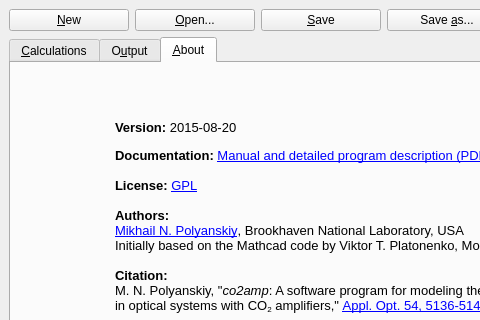
Qt form co2amp-shell/mainwindow.ui (polyanskiy/co2amp) before a commit; both pictures show x 0 to 480 and y 0 to 320 of the 772 by 515 pixel window.
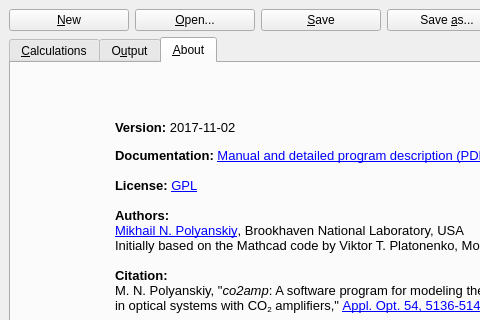
The same form after that commit. The open tabs and pages were chosen to show the change. Icons and pictures are not drawn.

What changed in the file:
```diff
--- a/co2amp-shell/mainwindow.ui
+++ b/co2amp-shell/mainwindow.ui
@@ -2925,7 +2925,7 @@
 &lt;html&gt;&lt;head&gt;&lt;meta name=&quot;qrichtext&quot; content=&quot;1&quot; /&gt;&lt;style type=&quot;text/css&quot;&gt;
 p, li { white-space: pre-wrap; }
 &lt;/style&gt;&lt;/head&gt;&lt;body style=&quot; font-family:'MS Shell Dlg 2'; font-size:8pt; font-weight:400; font-style:normal;&quot;&gt;
-&lt;p style=&quot; margin-top:0px; margin-bottom:0px; margin-left:0px; margin-right:0px; -qt-block-indent:0; text-indent:0px;&quot;&gt;&lt;span style=&quot; font-size:10pt; font-weight:600;&quot;&gt;Version: &lt;/span&gt;&lt;span style=&quot; font-size:10pt;&quot;&gt;2015-08-20&lt;br /&gt;&lt;/span&gt;&lt;/p&gt;
+&lt;p style=&quot; margin-top:0px; margin-bottom:0px; margin-left:0px; margin-right:0px; -qt-block-indent:0; text-indent:0px;&quot;&gt;&lt;span style=&quot; font-size:10pt; font-weight:600;&quot;&gt;Version: &lt;/span&gt;&lt;span style=&quot; font-size:10pt;&quot;&gt;2017-11-02&lt;br /&gt;&lt;/span&gt;&lt;/p&gt;
 &lt;p style=&quot; margin-top:0px; margin-bottom:0px; margin-left:0px; margin-right:0px; -qt-block-indent:0; text-indent:0px;&quot;&gt;&lt;span style=&quot; font-size:10pt; font-weight:600;&quot;&gt;Documentation: &lt;/span&gt;&lt;a href=&quot;https://github.com/polyanskiy/co2amp/blob/master/doc/tex/co2amp.pdf?raw=true&quot;&gt;&lt;span style=&quot; font-size:10pt; text-decoration: underline; color:#0000ff;&quot;&gt;Manual and detailed program description (PDF)&lt;/span&gt;&lt;/a&gt;&lt;/p&gt;
 &lt;p style=&quot; margin-top:0px; margin-bottom:0px; margin-left:0px; margin-right:0px; -qt-block-indent:0; text-indent:0px;&quot;&gt;&lt;span style=&quot; font-size:10pt;&quot;&gt;&lt;br /&gt;&lt;/span&gt;&lt;span style=&quot; font-size:10pt; font-weight:600;&quot;&gt;License: &lt;/span&gt;&lt;a href=&quot;http://www.gnu.org/licenses/gpl.html&quot;&gt;&lt;span style=&quot; font-size:10pt; text-decoration: underline; color:#0000ff;&quot;&gt;GPL&lt;/span&gt;&lt;/a&gt;&lt;/p&gt;
 &lt;p style=&quot; margin-top:0px; margin-bottom:0px; margin-left:0px; margin-right:0px; -qt-block-indent:0; text-indent:0px;&quot;&gt;&lt;span style=&quot; font-size:10pt;&quot;&gt;&lt;br /&gt;&lt;/span&gt;&lt;span style=&quot; font-size:10pt; font-weight:600;&quot;&gt;Authors:&lt;/span&gt;&lt;span style=&quot; font-size:10pt;&quot;&gt;&lt;br /&gt;&lt;/span&gt;&lt;a href=&quot;mailto:Mikhail Polyanskiy &amp;lt;polyanskiy@bnl.gov&amp;gt;&quot;&gt;&lt;span style=&quot; font-size:10pt; text-decoration: underline; color:#0000ff;&quot;&gt;Mikhail N. Polyanskiy&lt;/span&gt;&lt;/a&gt;&lt;span style=&quot; font-size:10pt;&quot;&gt;, Brookhaven National Laboratory, USA&lt;br /&gt;Initially based on the Mathcad code by Viktor T. Platonenko, Moscow State University, Russia&lt;/span&gt;&lt;/p&gt;
```
Left out of the diff: 4 changed lines with no effect on the pictures.
